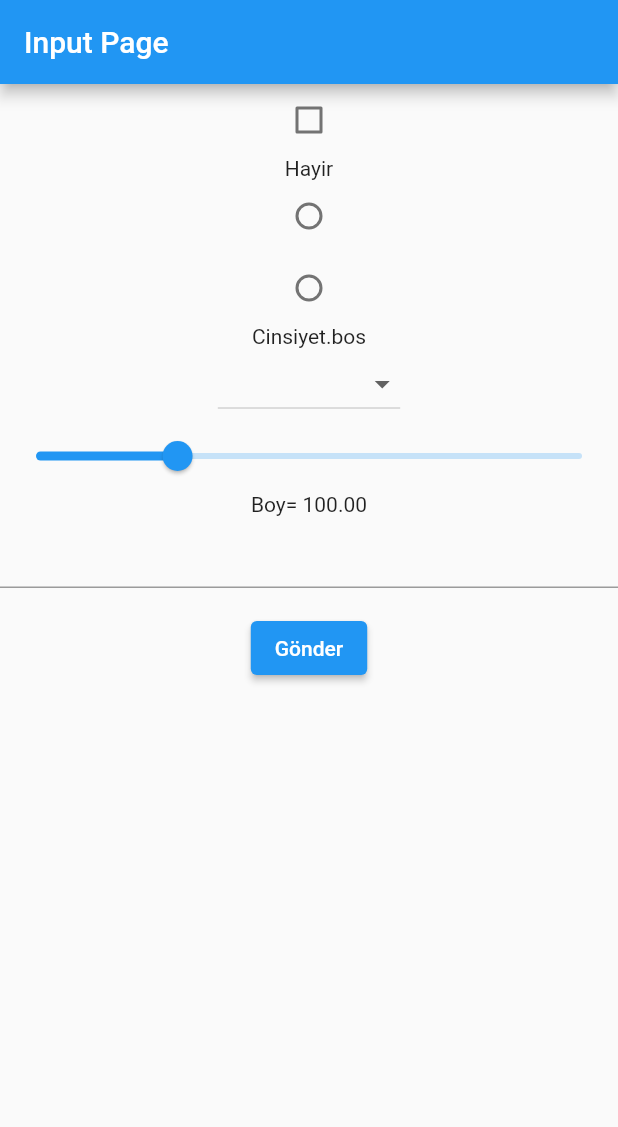
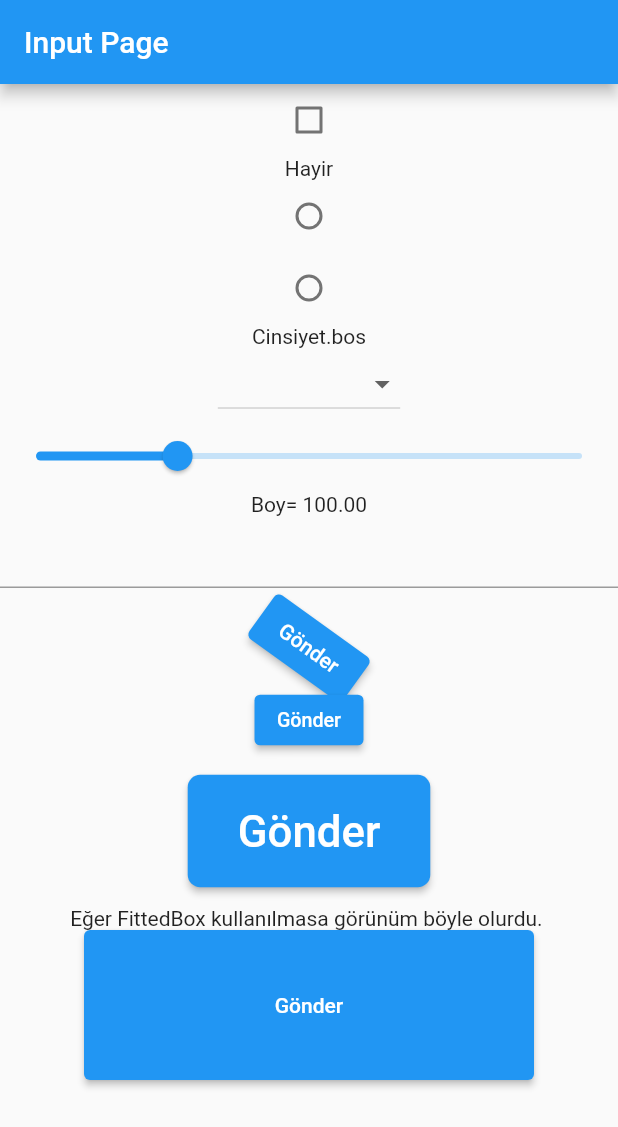
Before and after one commit to SouL-H/OyunUygulamaKampi, a Flutter app: the screen it shows after launch, on a phone screen of 412 x 824 dp. Shown: the top 1127 px of the screen. Run offline on Flutter 3.47's test engine with Material 2 defaults, Android fonts, the phone set to English and light mode, and no system bars.

Commit message:
button more change

```diff
--- a/flutter/campapp/lib/inputElements.dart
+++ b/flutter/campapp/lib/inputElements.dart
@@ -106,7 +106,9 @@ class _InputPageState extends State<InputPage> {
                 yorumController.text,
                 overflow: TextOverflow.ellipsis,
               ),
-              ElevatedButton(
+              Transform.rotate(
+                angle: (3.12) * 0.2,
+                child: ElevatedButton(
                     onPressed: () {
                       final uygunMu = formKey.currentState
                           ?.validate(); //içerik uygunsa true false dönüyor.
@@ -115,7 +117,55 @@ class _InputPageState extends State<InputPage> {
                         print('sunucuya gönderiliyor.');
                       }
                     },
-                  child: Text("Gönder"))
+                    child: Text("Gönder")),
+              ),
+              Transform.scale(
+                scale: (3.12) * 0.3,
+                child: ElevatedButton(
+                    onPressed: () {
+                      final uygunMu = formKey.currentState
+                          ?.validate(); //içerik uygunsa true false dönüyor.
+                      if (uygunMu == true) {
+                        formKey.currentState?.save();
+                        print('sunucuya gönderiliyor.');
+                      }
+                    },
+                    child: Text("Gönder")),
+              ),
+              RotatedBox(
+                quarterTurns: 4,
+                child: SizedBox(
+                  width: 300,
+                  height: 100,
+                  child: FittedBox(
+                    child: ElevatedButton(
+                        onPressed: () {
+                          final uygunMu = formKey.currentState
+                              ?.validate(); //içerik uygunsa true false dönüyor.
+                          if (uygunMu == true) {
+                            formKey.currentState?.save();
+                            print('sunucuya gönderiliyor.');
+                          }
+                        },
+                        child: Text("Gönder")),
+                  ),
+                ),
+              ),
+              Text("Eğer FittedBox kullanılmasa görünüm böyle olurdu. "),
+              SizedBox(
+                width: 300,
+                height: 100,
+                child: ElevatedButton(
+                    onPressed: () {
+                      final uygunMu = formKey.currentState
+                          ?.validate(); //içerik uygunsa true false dönüyor.
+                      if (uygunMu == true) {
+                        formKey.currentState?.save();
+                        print('sunucuya gönderiliyor.');
+                      }
+                    },
+                    child: Text("Gönder")),
+              )
             ],
           ),
         ));
```
Lines whose indentation alone changed are shown as unchanged.
